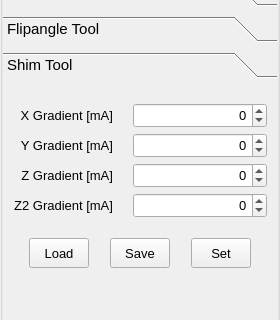
The window that Applications/relax/ui/ccSpectrometer.ui (OpenMRI/ocra) describes before a commit, drawn with Qt 5; both pictures show x 0 to 280 and y 170 to 490 of the 280 by 996 pixel window.
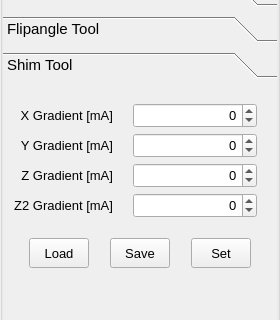
The same window after the commit. The open tabs and pages were chosen to show the change.

Diff of the .ui file:
```diff
--- a/Applications/relax/ui/ccSpectrometer.ui
+++ b/Applications/relax/ui/ccSpectrometer.ui
@@ -1792,7 +1792,7 @@
            <x>0</x>
            <y>0</y>
            <width>274</width>
-           <height>226</height>
+           <height>241</height>
           </rect>
          </property>
          <property name="autoFillBackground">
@@ -1818,7 +1818,7 @@
            <number>10</number>
           </property>
           <item>
-           <widget class="QWidget" name="" native="true">
+           <widget class="QWidget" name="widget" native="true">
             <layout class="QFormLayout" name="formLayout">
              <property name="fieldGrowthPolicy">
               <enum>QFormLayout::ExpandingFieldsGrow</enum>
@@ -1836,7 +1836,7 @@
               <number>5</number>
              </property>
              <property name="rightMargin">
-              <number>10</number>
+              <number>20</number>
              </property>
              <property name="bottomMargin">
               <number>5</number>
```
Left out of the diff: 12 changed lines with no effect on the pictures.
